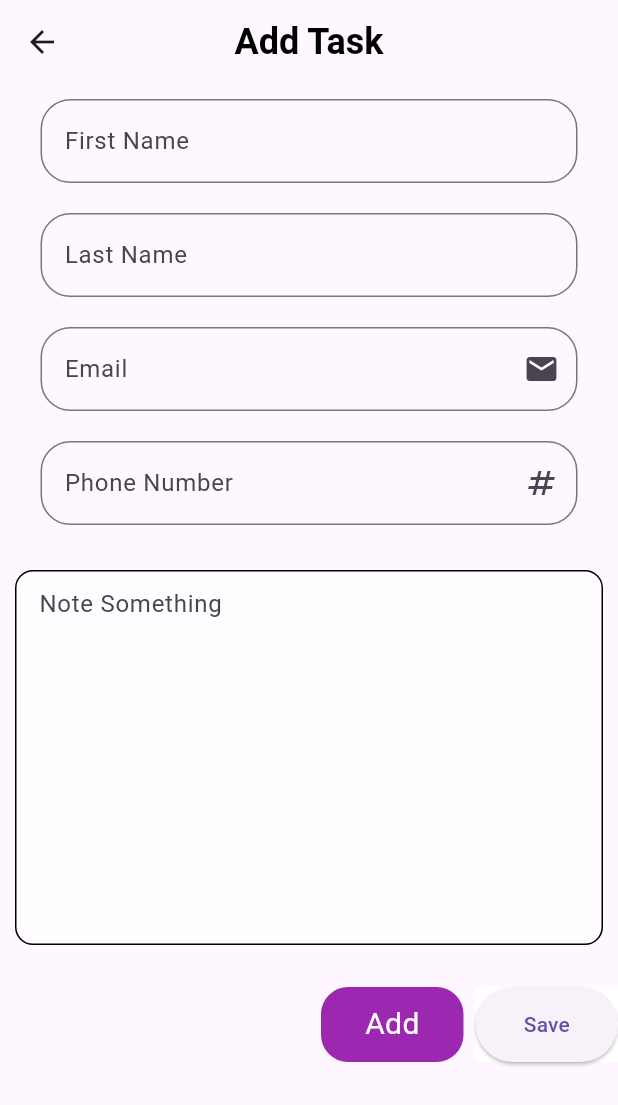
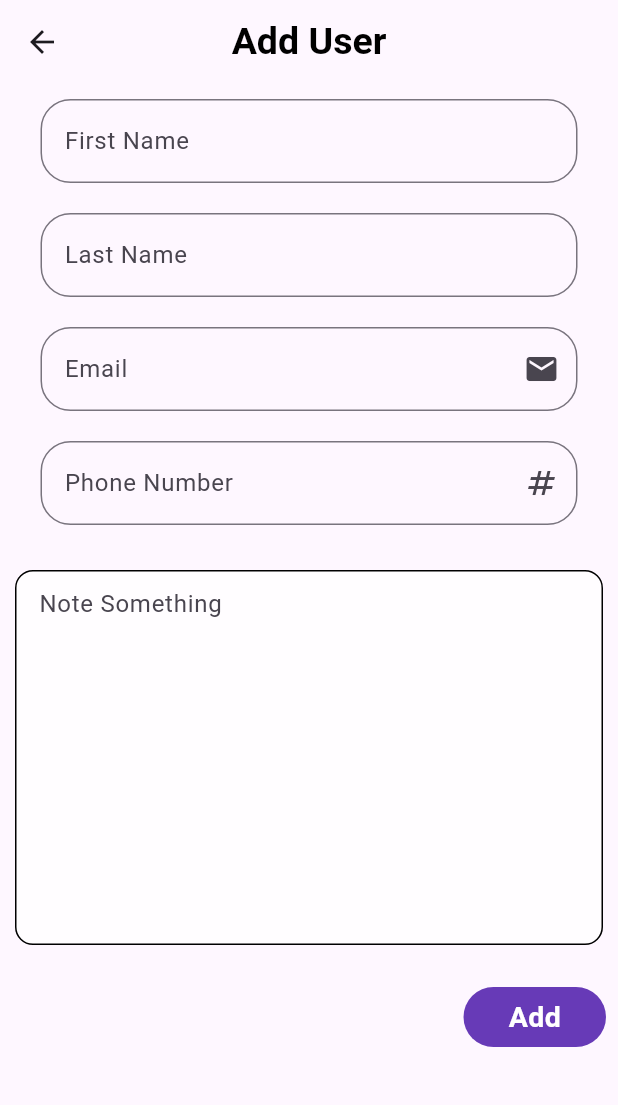
Before and after one commit to IrfanAhmad24/Data_Application, a Flutter app: the UserDetails screen opened directly, on a phone screen of 412 x 824 dp. Shown: the top 1105 px of the screen. Run offline on Flutter 3.47's test engine with Material 3 defaults, Android fonts, the phone set to English and light mode, and no system bars.

Commit message:
Fix All Bugs and Improve Ui

```diff
--- a/lib/screens/user_details_page.dart
+++ b/lib/screens/user_details_page.dart
@@ -1,60 +1,62 @@
 import 'package:flutter/cupertino.dart';
 import 'package:flutter/material.dart';
-import 'package:flutter/widgets.dart';
 import 'package:flutter_practice_application/models/user_model.dart';
 
 class UserDetails extends StatefulWidget {
   final User? user;
-  const UserDetails({super.key, this.user});
+
+  const UserDetails({Key? key, this.user}) : super(key: key);
 
   @override
-  State<UserDetails> createState() => _UserDetailsState();
+  _UserDetailsState createState() => _UserDetailsState();
 }
 
+final _formKey = GlobalKey<FormState>();
+
 class _UserDetailsState extends State<UserDetails> {
-  final _formKey = GlobalKey<FormState>();
-  List<User> userDetailList = [];
-  var currentUser = User();
-
-  @override
-  Widget build(BuildContext context) {
-    final TextEditingController firstNameController = TextEditingController();
-    final TextEditingController lastNameController = TextEditingController();
-    final TextEditingController emailController = TextEditingController();
-    final TextEditingController pnumberController = TextEditingController();
-    final TextEditingController userNoteController = TextEditingController();
+  late TextEditingController firstNameController;
+  late TextEditingController lastNameController;
+  late TextEditingController emailController;
+  late TextEditingController pnumberController;
+  late TextEditingController userNoteController;
 
   @override
   void initState() {
     super.initState();
-      firstNameController.text = widget.user?.firstName ?? '';
-      lastNameController.text = widget.user?.lastName ?? '';
-      emailController.text = widget.user?.email ?? '';
-      pnumberController.text = widget.user?.phoneNumber ?? '';
-      userNoteController.text = widget.user?.userNote ?? '';
+    firstNameController =
+        TextEditingController(text: widget.user?.firstName ?? '');
+    lastNameController =
+        TextEditingController(text: widget.user?.lastName ?? '');
+    emailController = TextEditingController(text: widget.user?.email ?? '');
+    pnumberController =
+        TextEditingController(text: widget.user?.phoneNumber ?? '');
+    userNoteController =
+        TextEditingController(text: widget.user?.userNote ?? '');
   }
 
+  @override
+  Widget build(BuildContext context) {
     return Scaffold(
         appBar: AppBar(
           backgroundColor: Colors.transparent,
-        title: const Text(
-          'Add Task',
-          style: TextStyle(
-              color: Colors.black, fontSize: 24, fontWeight: FontWeight.w600),
+          title: Text(
+            widget.user == null ? 'Add User' : 'Edit User',
+            style: const TextStyle(
+                color: Colors.black, fontWeight: FontWeight.w700, fontSize: 25),
           ),
           centerTitle: true,
         ),
         body: SingleChildScrollView(
             child: Form(
                 key: _formKey,
-          child: Column(
-            children: [
+                child: Column(children: [
                   Padding(
-                padding:
-                    const EdgeInsets.symmetric(horizontal: 27, vertical: 10),
+                    padding: const EdgeInsets.symmetric(
+                        horizontal: 27, vertical: 10),
                     child: TextFormField(
+                        controller: firstNameController,
                         keyboardType: TextInputType.name,
-                    textInputAction: TextInputAction.next,
+                        textInputAction: TextInputAction.newline,
                         textCapitalization: TextCapitalization.words,
                         decoration: InputDecoration(
                             hintText: "First Name",
@@ -63,11 +65,6 @@ class _UserDetailsState extends State<UserDetails> {
                               borderRadius: BorderRadius.circular(20),
                             )),
                         obscureText: false,
-                    onChanged: (value) {
-                      setState(() {
-                        currentUser.firstName = value;
-                      });
-                    },
                         validator: (String? value) {
                           if (value!.isEmpty) {
                             return "can't be empty";
@@ -76,8 +73,8 @@ class _UserDetailsState extends State<UserDetails> {
                         }),
                   ),
                   Padding(
-                padding:
-                    const EdgeInsets.symmetric(horizontal: 27, vertical: 10),
+                    padding: const EdgeInsets.symmetric(
+                        horizontal: 27, vertical: 10),
                     child: TextFormField(
                         keyboardType: TextInputType.name,
                         textInputAction: TextInputAction.next,
@@ -90,11 +87,6 @@ class _UserDetailsState extends State<UserDetails> {
                               borderRadius: BorderRadius.circular(20),
                             )),
                         obscureText: false,
-                    onChanged: (value) {
-                      setState(() {
-                        currentUser.lastName = value;
-                      });
-                    },
                         validator: (String? value) {
                           if (value!.isEmpty) {
                             return "can't be empty";
@@ -103,8 +95,8 @@ class _UserDetailsState extends State<UserDetails> {
                         }),
                   ),
                   Padding(
-                padding:
-                    const EdgeInsets.symmetric(horizontal: 27, vertical: 10),
+                    padding: const EdgeInsets.symmetric(
+                        horizontal: 27, vertical: 10),
                     child: TextFormField(
                         keyboardType: TextInputType.emailAddress,
                         controller: emailController,
@@ -116,11 +108,6 @@ class _UserDetailsState extends State<UserDetails> {
                               borderRadius: BorderRadius.circular(20),
                             )),
                         obscureText: false,
-                    onChanged: (value) {
-                      setState(() {
-                        currentUser.email = value;
-                      });
-                    },
                         validator: (String? value) {
                           if (value!.isEmpty) {
                             return " Email can't be empty";
@@ -129,8 +116,8 @@ class _UserDetailsState extends State<UserDetails> {
                         }),
                   ),
                   Padding(
-                padding:
-                    const EdgeInsets.symmetric(horizontal: 27, vertical: 10),
+                    padding: const EdgeInsets.symmetric(
+                        horizontal: 27, vertical: 10),
                     child: TextFormField(
                         keyboardType: TextInputType.number,
                         controller: pnumberController,
@@ -142,11 +129,6 @@ class _UserDetailsState extends State<UserDetails> {
                               borderRadius: BorderRadius.circular(20),
                             )),
                         obscureText: false,
-                    onChanged: (value) {
-                      setState(() {
-                        currentUser.phoneNumber = value;
-                      });
-                    },
                         validator: (String? value) {
                           if (value!.isEmpty) {
                             return "Phone number can't be empty";
@@ -155,8 +137,8 @@ class _UserDetailsState extends State<UserDetails> {
                         }),
                   ),
                   Padding(
-                padding:
-                    const EdgeInsets.symmetric(horizontal: 10, vertical: 20),
+                    padding: const EdgeInsets.symmetric(
+                        horizontal: 10, vertical: 20),
                     child: Container(
                       height: 250,
                       width: double.infinity,
@@ -180,11 +162,6 @@ class _UserDetailsState extends State<UserDetails> {
                             border: InputBorder.none,
                           ),
                           obscureText: false,
-                      onChanged: (value) {
-                        setState(() {
-                          currentUser.userNote = value;
-                        });
-                      },
                           validator: (value) {
                             value!.isEmpty ? '' : null;
                           },
@@ -195,44 +172,20 @@ class _UserDetailsState extends State<UserDetails> {
                   Row(mainAxisAlignment: MainAxisAlignment.end, children: [
                     GestureDetector(
                         onTap: () {
-                    // condition if empty them showDialog
-                    if (_formKey.currentState!.validate()) {
-                      setState(() {
-                        userDetailList.add(currentUser);
-                      });
-
-                      Navigator.pop(context, currentUser);
-                    }
-                  },
-                  // add task button.
-                  child: Padding(
-                    padding: const EdgeInsets.all(8.0),
-                    child: Container(
-                      height: 50,
-                      width: 95,
-                      decoration: BoxDecoration(
-                        borderRadius: BorderRadius.circular(18),
-                        color: Colors.purple,
-                      ),
-                      child: const Center(
-                        child: Text(
-                          'Add',
-                          style: TextStyle(
-                              fontSize: 20,
-                              color: Colors.white,
-                              fontWeight: FontWeight.w400),
-                        ),
-                      ),
-                    ),
-                  ),
-                ),
-                Container(
-                  height: 50,
-                  width: 95,
-                  decoration: const BoxDecoration(color: Colors.white),
-                  child: ElevatedButton(
-                    onPressed: () {
-                      // Update user details and pop screen with updated user
+                          // Validate form fields
+                          if (widget.user == null) {
+                            // Add new user
+                            User newUser = User(
+                              firstName: firstNameController.text,
+                              lastName: lastNameController.text,
+                              email: emailController.text,
+                              phoneNumber: pnumberController.text,
+                              userNote: userNoteController.text,
+                            );
+                            Navigator.pop(
+                                context, newUser); // Return new user object
+                          } else {
+                            // Update existing user
                             User updatedUser = User(
                               firstName: firstNameController.text,
                               lastName: lastNameController.text,
@@ -240,16 +193,40 @@ class _UserDetailsState extends State<UserDetails> {
                               phoneNumber: pnumberController.text,
                               userNote: userNoteController.text,
                             );
-                      Navigator.pop(context, updatedUser);
+                            Navigator.pop(context,
+                                updatedUser); // Return updated user object
+                          }
                         },
-                    child: Text('Save'),
+                        child: Padding(
+                          padding: const EdgeInsets.all(8.0),
+                          child: Container(
+                            height: 40,
+                            width: 95,
+                            decoration: BoxDecoration(
+                              borderRadius: BorderRadius.circular(23),
+                              color: Colors.deepPurple,
                             ),
+                            child: Center(
+                                child: Text(
+                              widget.user == null ? 'Add' : 'Update',
+                              style: const TextStyle(
+                                  color: Colors.white,
+                                  fontWeight: FontWeight.w600,
+                                  fontSize: 19),
+                            )),
                           ),
-              ])
-            ],
-          ),
-        ),
-      ),
-    );
+                        )),
+                  ]),
+                ]))));
+  }
+
+  @override
+  void dispose() {
+    firstNameController.dispose();
+    lastNameController.dispose();
+    emailController.dispose();
+    pnumberController.dispose();
+    userNoteController.dispose();
+    super.dispose();
   }
 }
```
Also changed, not shown: lib/screens/home_screen.dart (+22 -12 lines). Lines whose indentation alone changed are shown as unchanged.
